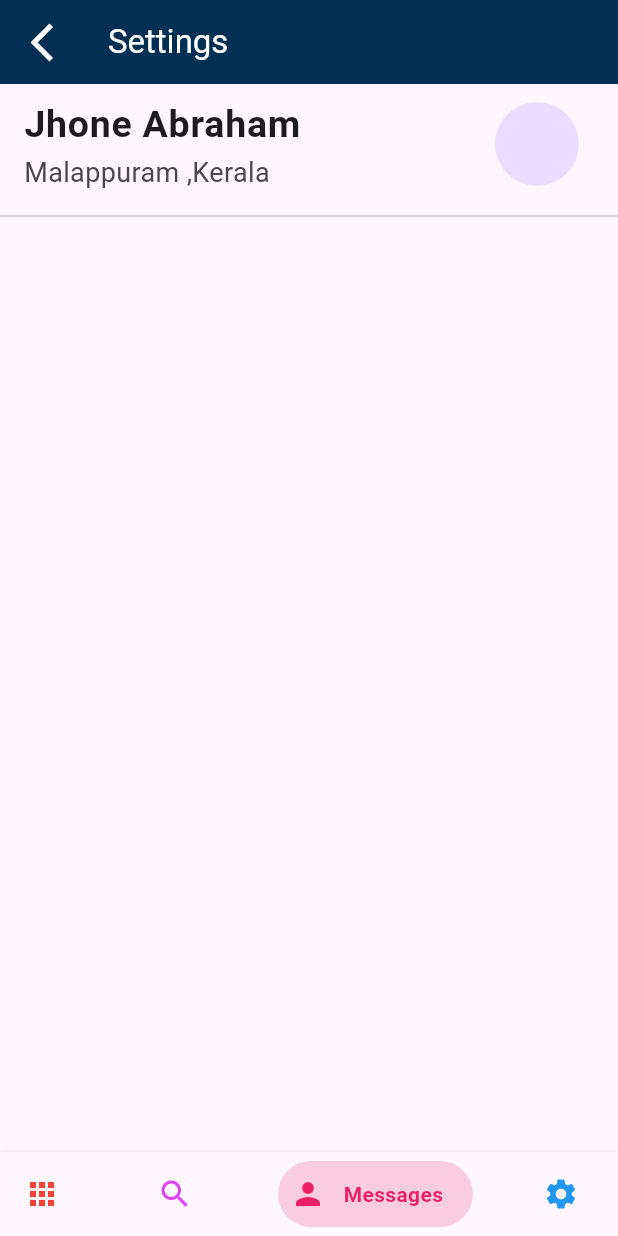
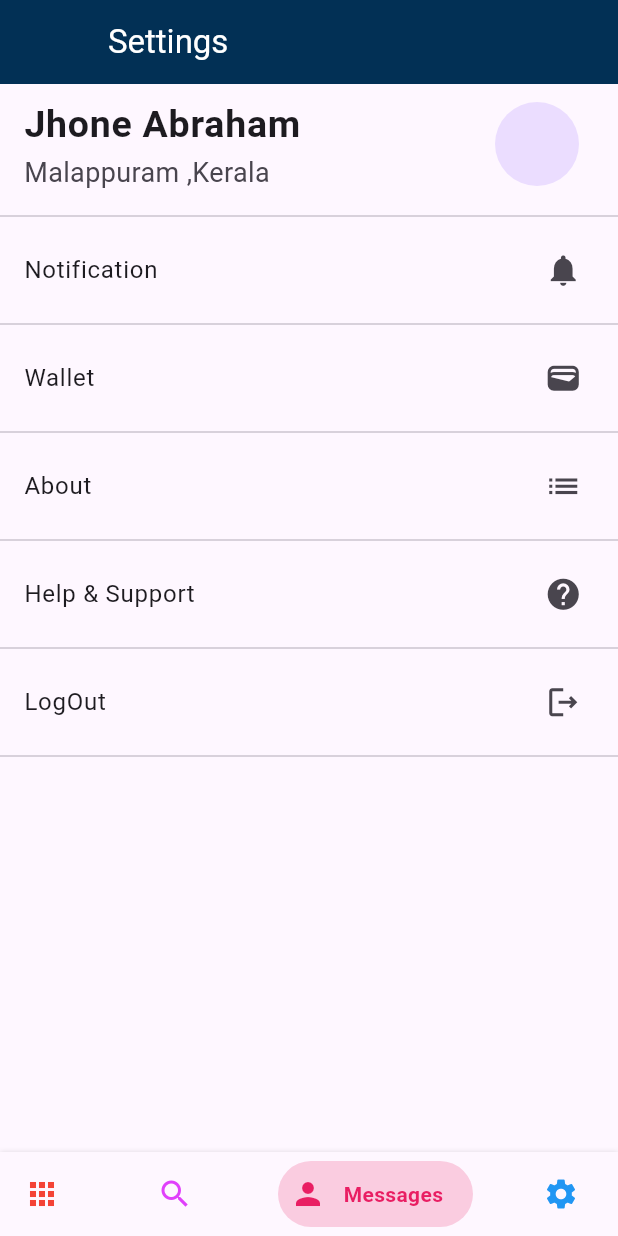
Before and after one commit to nabeeeltk/HomeBocking, a Flutter app: the screen it shows after launch, item 3 of the bottom bar chosen, on a phone screen of 412 x 824 dp. Run offline on Flutter 3.47's test engine with Material 2 defaults, Android fonts, the phone set to English and light mode, and no system bars; drawn by our look-alikes of bottom_navy_bar; our stand-ins replace get, loading_indicator.

Commit message:
update settings page

```diff
--- a/real_estate/lib/veiw/Profile/profile_page.dart
+++ b/real_estate/lib/veiw/Profile/profile_page.dart
@@ -1,4 +1,5 @@
 import 'package:flutter/material.dart';
+import 'package:get/get.dart';
 import 'package:real_estate/utile/Constants.dart';
 
 class ProfilePage extends StatelessWidget {
@@ -10,7 +11,9 @@ class ProfilePage extends StatelessWidget {
       appBar: AppBar(
         backgroundColor: maincolor,
         title: Text("Profile ",style: TextStyle(color: Colors.white),),
-        leading: IconButton(onPressed: (){}, icon: const Icon(Icons.arrow_back_ios_new,size: 30,
+        leading: IconButton(onPressed: (){
+          Get.back();
+        }, icon: const Icon(Icons.arrow_back_ios_new,size: 30,
         color: Colors.white,)),
       ),
       body: SingleChildScrollView(
--- a/real_estate/lib/veiw/settings/settings_page.dart
+++ b/real_estate/lib/veiw/settings/settings_page.dart
@@ -1,5 +1,7 @@
 import 'package:flutter/material.dart';
+import 'package:get/get.dart';
 import 'package:real_estate/utile/Constants.dart';
+import 'package:real_estate/veiw/Profile/profile_page.dart';
 
 class SettingsPage extends StatelessWidget {
   const SettingsPage({super.key});
@@ -9,30 +11,65 @@ class SettingsPage extends StatelessWidget {
     return Scaffold(
       appBar: AppBar(
         backgroundColor: maincolor,
-        title:const  Text("Settings",style:TextStyle(color: Colors.white),),
-        leading: IconButton(onPressed: () {
-
-        }, icon:const  Icon(Icons.arrow_back_ios_new,size: 30,color: Colors.white,)),
+        title: const Text(
+          "Settings",
+          style: TextStyle(color: Colors.white),
+        ),
+        leading: IconButton(
+            onPressed: () {},
+            icon: const Icon(
+              Icons.arrow_back_ios_new,
+              size: 30,
+              color:maincolor,
+            )),
       ),
-      body: const  SingleChildScrollView(
+      body:  SingleChildScrollView(
         child: Column(
-        children: [
-           ListTile(
-              title: Text("Jhone Abraham",style: TextStyle(fontSize: 25,fontWeight: FontWeight.bold),),
-              subtitle: Text("Malappuram ,Kerala",style: TextStyle(fontSize: 18,)),
-              trailing: CircleAvatar(
-                radius: 30,
+          children: [
+            InkWell(
+              onTap: () {
+                 Get.to(const ProfilePage());
+              },
+              child:const  ListTile(
+                title: Text(
+                  "Jhone Abraham",
+                  style: TextStyle(fontSize: 25, fontWeight: FontWeight.bold),
+                ),
+                subtitle: Text("Malappuram ,Kerala",
+                    style: TextStyle(
+                      fontSize: 18,
+                    )),
+                trailing: CircleAvatar(
+                  radius: 30,
+                ),
               ),
             ),
-            Divider(),
-            // ListView.builder(
-            //   shrinkWrap: true,
-            //   itemBuilder: (context, index) {
-            //    return const  ListTile(
-            //     title: Text("Notification"),
-            //     trailing: Icon(Icons.notifications),
-            //    );
-            // },  )
+           const  Divider(),
+          const  ListTile(
+            title: Text("Notification"),
+            trailing: Icon(Icons.notifications,size: 25,),
+           ),
+          const Divider(),
+             const ListTile(
+            title: Text("Wallet"),
+            trailing: Icon(Icons.wallet,size: 25,),
+           ),
+           const Divider(),
+           const   ListTile(
+            title: Text("About"),
+            trailing: Icon(Icons.list,size: 25,),
+           ),
+           const Divider(),
+          const   ListTile(
+            title: Text("Help & Support"),
+            trailing: Icon(Icons.help,size: 25,),
+           ),
+          const  Divider(),
+           const  ListTile(
+            title: Text("LogOut"),
+            trailing: Icon(Icons.logout_outlined,size: 25,),
+           ),
+          const  Divider(),
           ],
         ),
       ),
--- a/real_estate/lib/widgets/root_screen.dart
+++ b/real_estate/lib/widgets/root_screen.dart
@@ -1,7 +1,6 @@
 import 'package:bottom_navy_bar/bottom_navy_bar.dart';
 import 'package:flutter/material.dart';
 import 'package:get/get.dart';
-import 'package:real_estate/veiw/Profile/profile_page.dart';
 import 'package:real_estate/veiw/home/home_screen.dart';
 import 'package:real_estate/veiw/settings/settings_page.dart';
 
@@ -10,16 +9,15 @@ import '../controller/root_cotrpller.dart';
 class RootPage extends StatelessWidget {
   final RootController _rootController = Get.put(RootController());
 
-  RootPage({Key? key});
+  RootPage({
+    super.key,
+  });
 
   final List<Widget> pages = [
-   const HomeScreenPage(),
-    Container(
-      child: Center(child: Text("page2", style: TextStyle(color: Colors.black))),
-    ),
-   SettingsPage(),
-   SettingsPage()
-
+    const HomeScreenPage(),
+    Container(),
+    const SettingsPage(),
+    const SettingsPage()
   ];
 
   @override
```
